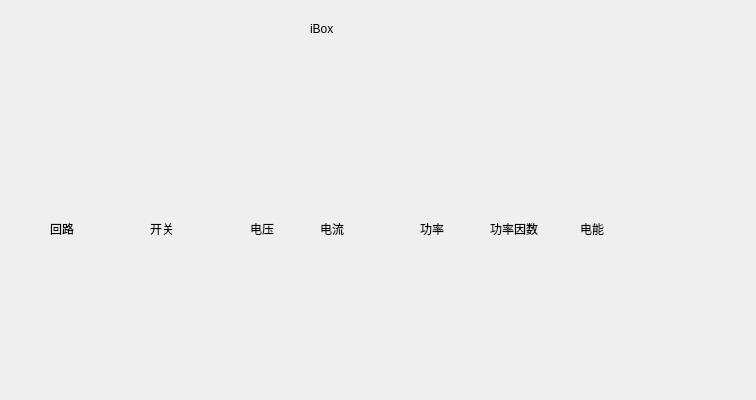
luozhiyong131/BusBar, file BusBar-Qt/branch/box/boxdlg.ui: the form before one commit.
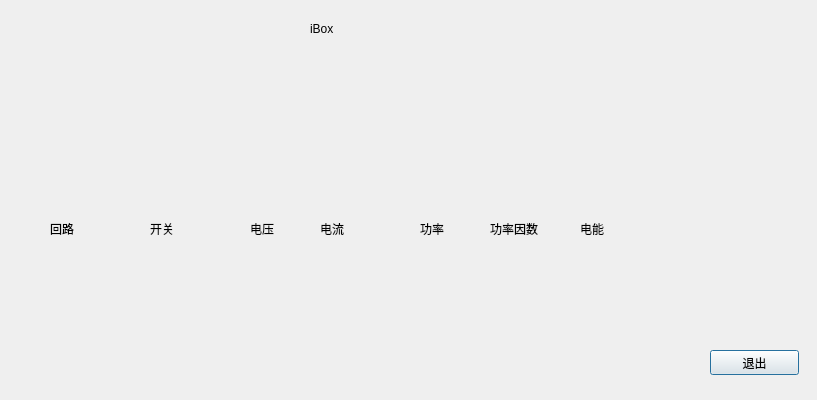
The form after the commit.

Diff of the .ui file:
```diff
--- a/BusBar-Qt/branch/box/boxdlg.ui
+++ b/BusBar-Qt/branch/box/boxdlg.ui
@@ -6,7 +6,7 @@
    <rect>
     <x>0</x>
     <y>0</y>
-    <width>756</width>
+    <width>817</width>
     <height>400</height>
    </rect>
   </property>
@@ -109,7 +109,7 @@
     <rect>
      <x>310</x>
      <y>20</y>
-     <width>54</width>
+     <width>121</width>
      <height>18</height>
     </rect>
    </property>
@@ -152,11 +152,24 @@
     <rect>
      <x>30</x>
      <y>80</y>
-     <width>471</width>
+     <width>561</width>
      <height>111</height>
     </rect>
    </property>
   </widget>
+  <widget class="QPushButton" name="pushButton">
+   <property name="geometry">
+    <rect>
+     <x>710</x>
+     <y>350</y>
+     <width>89</width>
+     <height>25</height>
+    </rect>
+   </property>
+   <property name="text">
+    <string>退出</string>
+   </property>
+  </widget>
  </widget>
  <resources/>
  <connections/>
```
